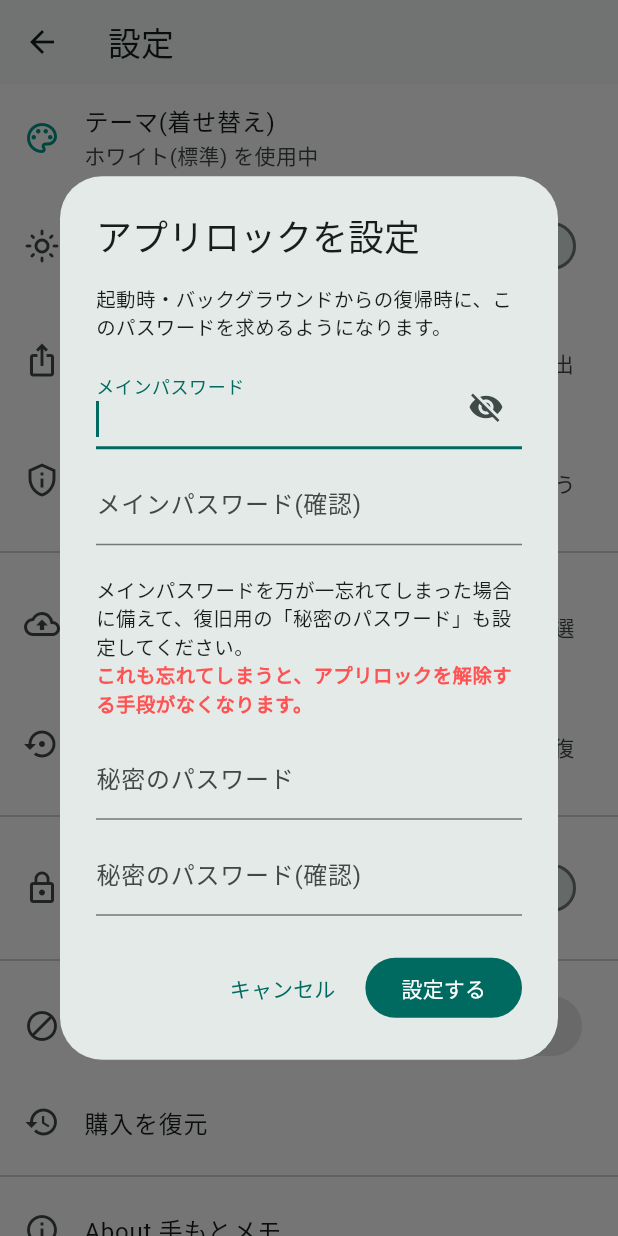
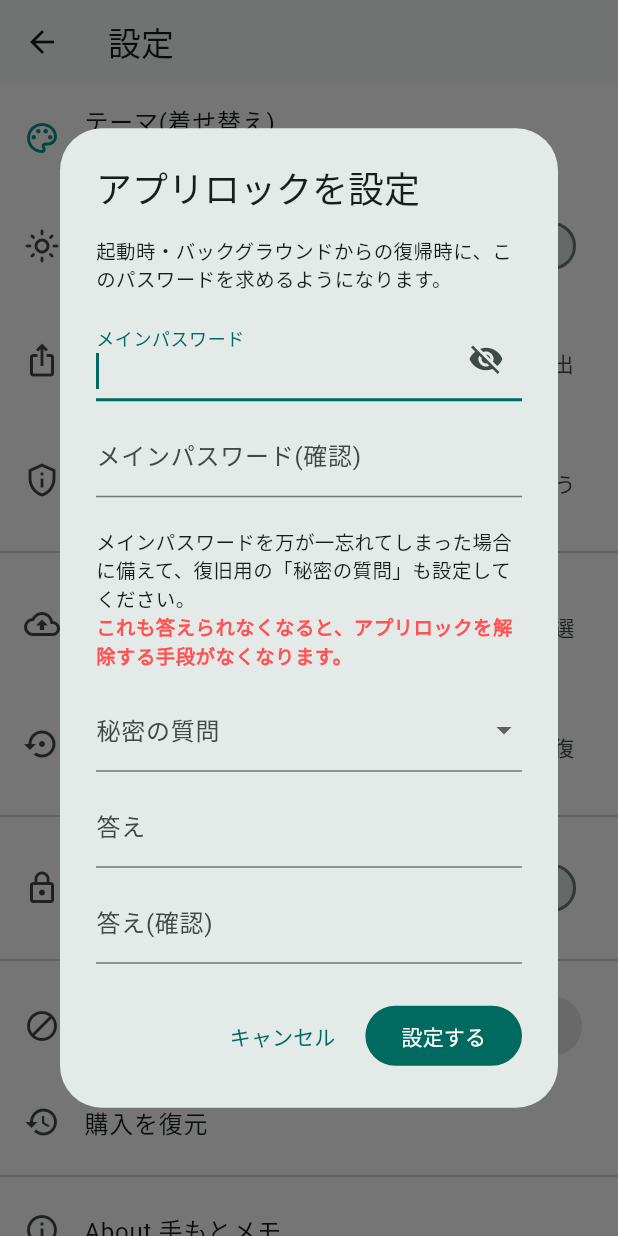
Before and after one commit to aiueodayone/bar, a Flutter app: the SettingsScreen screen opened directly, after a tap on "アプリロック", on a phone screen of 412 x 824 dp. Run offline on Flutter 3.47's test engine with Material 3 defaults, Android fonts, the phone set to English and light mode, and no system bars; our stand-ins replace audioplayers, file_picker, google_mobile_ads, in_app_purchase, share_plus, shared_preferences and 1 more; missing offline and left inert: cryptography, record, vosk_flutter; accounts and stored records are empty.

Commit message:
Fix broken backup restore; turn app-lock recovery into a secret question
User report after testing the last build: backups couldn't be
restored, and the app-lock recovery password would be better as a
secret question.

1. Backup restore was broken because encrypted backups switched to a
   .tmbackup extension. Android's Storage Access Framework can't
   resolve a MIME type for an extension it doesn't recognize, and
   file_picker's own changelog documents exactly this class of bug
   (saveFile() garbling file names for unrecognized extensions, e.g.
   trace.gpx -> trace.gpx.xml.gpx). That would either mangle the saved
   file's name on write, or make it simply not show up in the picker's
   allowedExtensions-filtered file list on restore — either way, the
   backup becomes unselectable. Reverted to the universally-recognized
   .zip extension for all backups (encrypted or not); detection of
   which is which still happens via the magic-byte check inside
   restoreFromBackup, not the file extension, so this doesn't affect
   the encryption itself.

2. Replaced the app-lock recovery "secret password" with a secret
   question + answer, since a bare second password is just as easy to
   forget as the first one. Setup now offers a dropdown of preset
   questions (or a custom one), plus an answer with confirmation. The
   question itself is stored in plain SharedPreferences (it's not
   sensitive, and needs to be shown back to the user during recovery);
   only the answer is hashed via the same PBKDF2 scheme as the main
   password. Answers are normalized (trimmed, lowercased) before
   hashing/verifying so minor retyping differences don't lock the user
   out. The recovery screen now shows the stored question before
   asking for the answer, instead of asking blind. AppLockService,
   AppLockProvider, and the setup/recovery dialogs were updated
   end-to-end for the new (mainPassword, secretQuestion, secretAnswer)
   shape.

Verified: flutter analyze (no issues), flutter test (all 8 passing).
Not yet device-tested — needs a check that a new backup can actually
be created and restored end-to-end, and that the secret-question setup
and recovery flow works as expected.

Co-Authored-By: Claude Sonnet 5 <noreply@anthropic.com>
Claude-Session: https://claude.ai/code/session_01Fscp4pZpAJXbyCuEvh1Kow

```diff
--- a/lib/screens/settings_screen.dart
+++ b/lib/screens/settings_screen.dart
@@ -43,9 +43,9 @@ class SettingsScreen extends StatelessWidget {
         dialogTitle: 'バックアップの保存先を選択',
         fileName: fileName,
         bytes: bytes,
-        mimeType: 'application/octet-stream',
+        mimeType: 'application/zip',
         type: FileType.custom,
-        allowedExtensions: ['tmbackup'],
+        allowedExtensions: ['zip'],
       );
       if (!context.mounted) return;
       if (savedUri != null) {
@@ -63,8 +63,7 @@ class SettingsScreen extends StatelessWidget {
       picked = await FilePicker.pickFile(
         dialogTitle: 'バックアップファイルを選択',
         type: FileType.custom,
-        // 'zip' は暗号化対応前の旧バージョンで作られたバックアップ用。
-        allowedExtensions: ['tmbackup', 'zip'],
+        allowedExtensions: ['zip'],
       );
     } catch (_) {
       if (!context.mounted) return;
@@ -124,11 +123,12 @@ class SettingsScreen extends StatelessWidget {
   Future<void> _enableAppLock(BuildContext context) async {
     final result = await showAppLockSetupDialog(context, title: 'アプリロックを設定');
     if (result == null) return; // キャンセル
-    final (mainPassword, secretPassword) = result;
+    final (mainPassword, secretQuestion, secretAnswer) = result;
     if (!context.mounted) return;
     await context.read<AppLockProvider>().enable(
       mainPassword: mainPassword,
-      secretPassword: secretPassword,
+      secretQuestion: secretQuestion,
+      secretAnswer: secretAnswer,
     );
     if (!context.mounted) return;
     ScaffoldMessenger.of(context)
@@ -179,13 +179,14 @@ class SettingsScreen extends StatelessWidget {
 
     final result = await showAppLockSetupDialog(context, title: '新しいパスワードを設定');
     if (result == null) return; // キャンセル
-    final (newMainPassword, newSecretPassword) = result;
+    final (newMainPassword, newSecretQuestion, newSecretAnswer) = result;
 
     if (!context.mounted) return;
     final changed = await context.read<AppLockProvider>().changePassword(
       currentMainPassword: currentPassword,
       newMainPassword: newMainPassword,
-      newSecretPassword: newSecretPassword,
+      newSecretQuestion: newSecretQuestion,
+      newSecretAnswer: newSecretAnswer,
     );
     if (!context.mounted) return;
     ScaffoldMessenger.of(context).showSnackBar(
--- a/lib/widgets/app_lock_setup_dialog.dart
+++ b/lib/widgets/app_lock_setup_dialog.dart
@@ -1,23 +1,37 @@
 import 'package:flutter/material.dart';
 
-/// アプリロックのメインパスワード・秘密のパスワードを設定するダイアログ。
+/// 秘密の質問としてあらかじめ用意しておく選択肢。
+const List<String> kSecretQuestionPresets = [
+  '子供の頃のあだ名は?',
+  '初めて飼ったペットの名前は?',
+  '出身小学校の名前は?',
+  '好きな食べ物は?',
+  '母親の旧姓は?',
+];
+
+/// 「自分で質問を入力する」を選んだことを示す内部的な値。
+const String _customQuestionValue = '__custom__';
+
+/// アプリロックのメインパスワード・秘密の質問と答えを設定するダイアログ。
 ///
-/// 戻り値は `(mainPassword, secretPassword)`。キャンセル時は null。
-/// 新規設定にも、パスワード変更にも使う。
-Future<(String, String)?> showAppLockSetupDialog(
+/// 戻り値は `(mainPassword, secretQuestion, secretAnswer)`。
+/// キャンセル時は null。新規設定にも、パスワード変更にも使う。
+Future<(String, String, String)?> showAppLockSetupDialog(
   BuildContext context, {
   String title = 'アプリロックを設定',
 }) async {
   final mainController = TextEditingController();
   final mainConfirmController = TextEditingController();
-  final secretController = TextEditingController();
-  final secretConfirmController = TextEditingController();
+  final customQuestionController = TextEditingController();
+  final answerController = TextEditingController();
+  final answerConfirmController = TextEditingController();
 
   try {
-    return await showDialog<(String, String)>(
+    return await showDialog<(String, String, String)>(
       context: context,
       builder: (dialogContext) {
         var obscure = true;
+        String? selectedQuestion;
         String? errorText;
         return StatefulBuilder(
           builder: (dialogContext, setState) {
@@ -59,11 +73,11 @@ Future<(String, String)?> showAppLockSetupDialog(
                     const SizedBox(height: 20),
                     const Text(
                       'メインパスワードを万が一忘れてしまった場合に備えて、'
-                      '復旧用の「秘密のパスワード」も設定してください。',
+                      '復旧用の「秘密の質問」も設定してください。',
                       style: TextStyle(fontSize: 13),
                     ),
                     const Text(
-                      'これも忘れてしまうと、アプリロックを解除する手段が'
+                      'これも答えられなくなると、アプリロックを解除する手段が'
                       'なくなります。',
                       style: TextStyle(
                         fontSize: 13,
@@ -72,18 +86,38 @@ Future<(String, String)?> showAppLockSetupDialog(
                       ),
                     ),
                     const SizedBox(height: 12),
+                    DropdownButtonFormField<String>(
+                      initialValue: selectedQuestion,
+                      decoration: const InputDecoration(labelText: '秘密の質問'),
+                      items: [
+                        for (final q in kSecretQuestionPresets)
+                          DropdownMenuItem(value: q, child: Text(q)),
+                        const DropdownMenuItem(
+                          value: _customQuestionValue,
+                          child: Text('自分で質問を入力する'),
+                        ),
+                      ],
+                      onChanged: (value) =>
+                          setState(() => selectedQuestion = value),
+                    ),
+                    if (selectedQuestion == _customQuestionValue) ...[
+                      const SizedBox(height: 8),
+                      TextField(
+                        controller: customQuestionController,
+                        decoration: const InputDecoration(labelText: '質問の内容'),
+                      ),
+                    ],
+                    const SizedBox(height: 8),
                     TextField(
-                      controller: secretController,
+                      controller: answerController,
                       obscureText: obscure,
-                      decoration: const InputDecoration(labelText: '秘密のパスワード'),
+                      decoration: const InputDecoration(labelText: '答え'),
                     ),
                     const SizedBox(height: 8),
                     TextField(
-                      controller: secretConfirmController,
+                      controller: answerConfirmController,
                       obscureText: obscure,
-                      decoration: const InputDecoration(
-                        labelText: '秘密のパスワード(確認)',
-                      ),
+                      decoration: const InputDecoration(labelText: '答え(確認)'),
                     ),
                     if (errorText != null) ...[
                       const SizedBox(height: 8),
@@ -107,28 +141,37 @@ Future<(String, String)?> showAppLockSetupDialog(
                   onPressed: () {
                     final main = mainController.text;
                     final mainConfirm = mainConfirmController.text;
-                    final secret = secretController.text;
-                    final secretConfirm = secretConfirmController.text;
+                    final answer = answerController.text;
+                    final answerConfirm = answerConfirmController.text;
+                    final question = selectedQuestion == _customQuestionValue
+                        ? customQuestionController.text.trim()
+                        : selectedQuestion;
 
-                    if (main.isEmpty || secret.isEmpty) {
-                      setState(() => errorText = 'メインパスワードと秘密のパスワードを入力してください');
+                    if (main.isEmpty) {
+                      setState(() => errorText = 'メインパスワードを入力してください');
                       return;
                     }
                     if (main != mainConfirm) {
                       setState(() => errorText = 'メインパスワードが一致しません');
                       return;
                     }
-                    if (secret != secretConfirm) {
-                      setState(() => errorText = '秘密のパスワードが一致しません');
+                    if (question == null || question.isEmpty) {
+                      setState(() => errorText = '秘密の質問を選択・入力してください');
                       return;
                     }
-                    if (main == secret) {
-                      setState(
-                        () => errorText = 'メインパスワードと秘密のパスワードは別のものにしてください',
-                      );
+                    if (answer.isEmpty) {
+                      setState(() => errorText = '答えを入力してください');
                       return;
                     }
-                    Navigator.of(dialogContext).pop((main, secret));
+                    if (answer != answerConfirm) {
+                      setState(() => errorText = '答えが一致しません');
+                      return;
+                    }
+                    if (main == answer) {
+                      setState(() => errorText = 'メインパスワードと答えは別のものにしてください');
+                      return;
+                    }
+                    Navigator.of(dialogContext).pop((main, question, answer));
                   },
                   child: const Text('設定する'),
                 ),
@@ -141,7 +184,8 @@ Future<(String, String)?> showAppLockSetupDialog(
   } finally {
     mainController.dispose();
     mainConfirmController.dispose();
-    secretController.dispose();
-    secretConfirmController.dispose();
+    customQuestionController.dispose();
+    answerController.dispose();
+    answerConfirmController.dispose();
   }
 }
```
Also changed, not shown: lib/providers/app_lock_provider.dart (+17 -8 lines), lib/screens/app_lock_screen.dart (+17 -6 lines), lib/services/app_lock_service.dart (+47 -20 lines), lib/services/backup_service.dart (+6 -1 lines), lib/widgets/app_lock_recovery_dialog.dart (+18 -18 lines).
